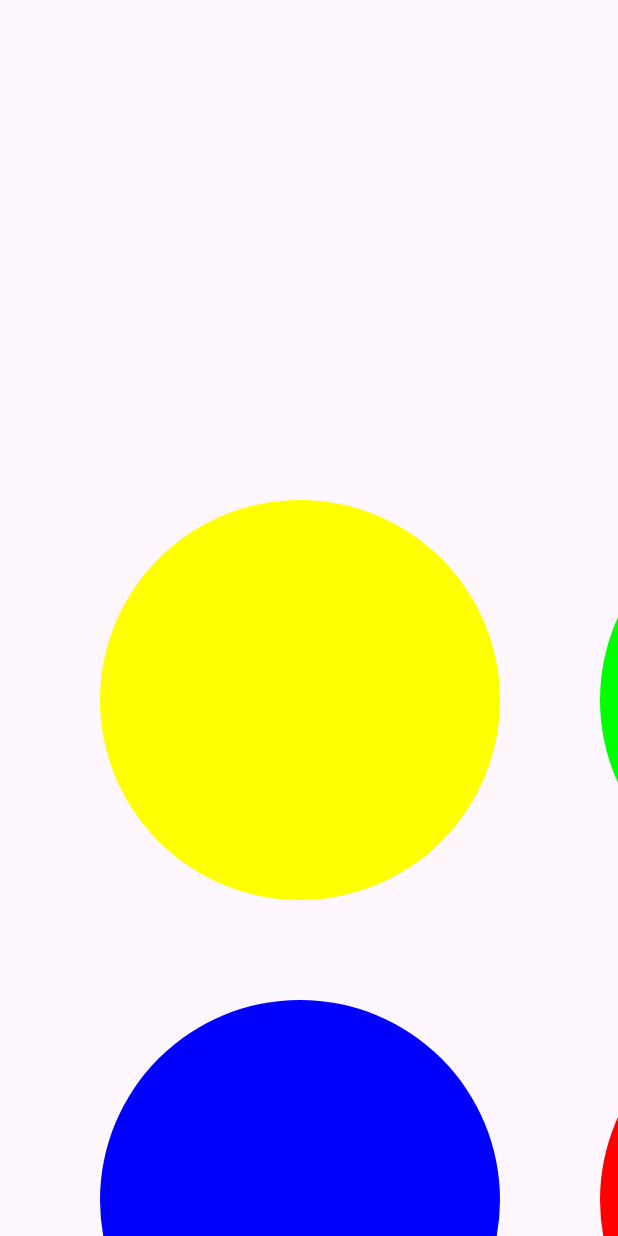
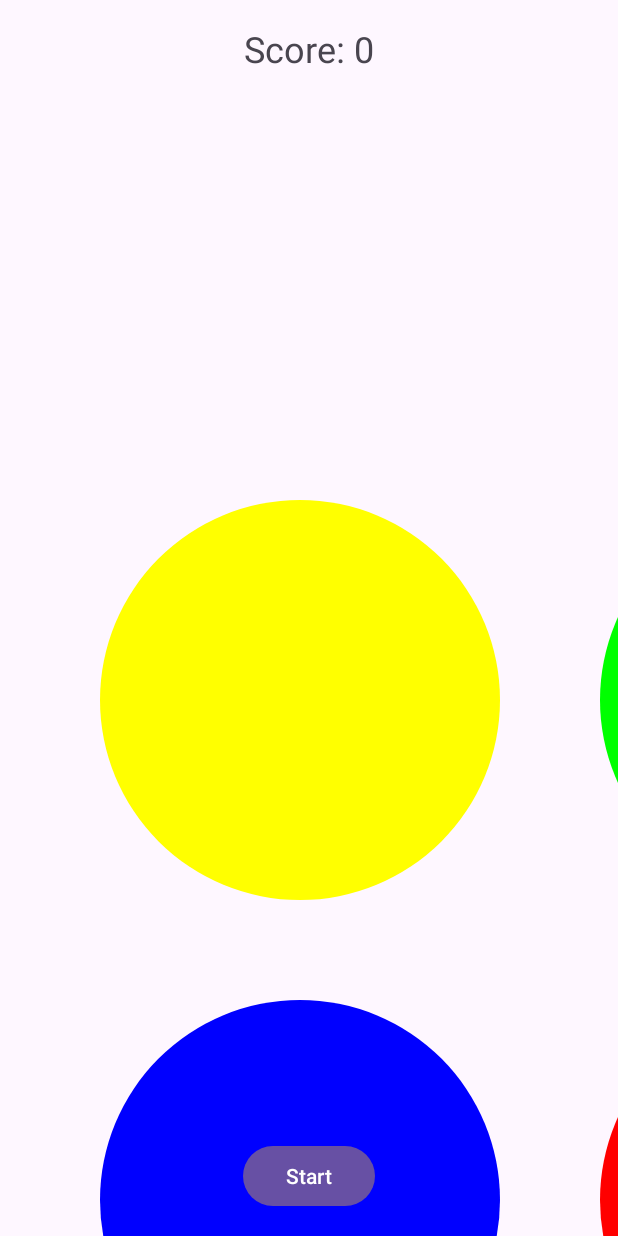
Before and after one commit to RemyGSP/SimonSays, an Android app: the screen it shows after launch (MainActivity), on a phone screen of 412 x 824 dp. Run offline under Robolectric (Android 15) with nearby library versions, the light colour scheme and no system bars.

Commit message:
Simon-Working

```diff
--- a/app/src/main/java/com/guillem/simonsays/MainActivity.kt
+++ b/app/src/main/java/com/guillem/simonsays/MainActivity.kt
@@ -9,6 +9,8 @@ import android.util.AttributeSet
 import android.util.Log
 import android.view.MotionEvent
 import android.view.View
+import android.widget.Button
+import android.widget.TextView
 import androidx.appcompat.app.AppCompatActivity
 import androidx.lifecycle.lifecycleScope
 import kotlinx.coroutines.delay
@@ -22,6 +24,8 @@ class MainActivity : AppCompatActivity(), SimonSaysView.CircleClickListener {
     private var currentSequenceLength: Int = 0
     private val soundIds = IntArray(4)
     private lateinit var simonSaysView: SimonSaysView
+    private var score: Int = 0
+    private lateinit var scoreTextView: TextView
 
     override fun onCreate(savedInstanceState: Bundle?) {
         super.onCreate(savedInstanceState)
@@ -38,9 +42,15 @@ class MainActivity : AppCompatActivity(), SimonSaysView.CircleClickListener {
         simonSaysView = findViewById(R.id.simonSaysView)
         simonSaysView.setOnCircleClickListener(this)
 
-        playSequence()
+        scoreTextView = findViewById(R.id.scoreTextView)
+        updateScoreDisplay()
+
+        // Set up the start button click listener
+        val startButton: Button = findViewById(R.id.startButton)
+        startButton.setOnClickListener {
+            startGameSequence()
+        }
     }
-
 
     private fun startGameSequence() {
         gameSequence.clear()
@@ -61,6 +71,7 @@ class MainActivity : AppCompatActivity(), SimonSaysView.CircleClickListener {
         lifecycleScope.launch {
             repeat(currentSequenceLength) {
                 val buttonToLightUp = gameSequence[currentIndex]
+                Log.d("Sequence", gameSequence[currentIndex].toString())
                 simonSaysView.lightUpCircle(buttonToLightUp)
                 soundPool.play(soundIds[buttonToLightUp], 1.0f, 1.0f, 1, 0, 1.0f)
                 currentIndex++
@@ -76,12 +87,16 @@ class MainActivity : AppCompatActivity(), SimonSaysView.CircleClickListener {
                 playerSequence.clear()
                 addNewItemToSequence() // Add a new item to the sequence
                 playSequence()
+                score += 10 // Increase score on successful sequence completion
+                updateScoreDisplay()
             } else {
                 // Game Over
                 playerSequence.clear()
                 gameSequence.clear()
                 currentSequenceLength = 1 // Reset sequence length
                 startGameSequence() // Start a new game
+                score = 0 // Reset score
+                updateScoreDisplay()
             }
         }
     }
@@ -91,6 +106,9 @@ class MainActivity : AppCompatActivity(), SimonSaysView.CircleClickListener {
         gameSequence.add(newItem)
     }
 
+    private fun updateScoreDisplay() {
+        scoreTextView.text = "Score: $score"
+    }
 
     private fun stopSequence() {
         playerSequence.clear()
--- a/app/src/main/java/com/guillem/simonsays/SimonSaysView.kt
+++ b/app/src/main/java/com/guillem/simonsays/SimonSaysView.kt
@@ -76,4 +76,9 @@ class SimonSaysView(context: Context, attrs: AttributeSet) : View(context, attrs
     interface CircleClickListener {
         fun onCircleClicked(color: Int)
     }
+
+    fun clearLitCircle() {
+        highlightedCircleIndex = -1
+        invalidate()
+    }
 }
--- a/app/src/main/res/layout/activity_main.xml
+++ b/app/src/main/res/layout/activity_main.xml
@@ -1,17 +1,32 @@
-<LinearLayout xmlns:android="http://schemas.android.com/apk/res/android"
+<RelativeLayout xmlns:android="http://schemas.android.com/apk/res/android"
     xmlns:app="http://schemas.android.com/apk/res-auto"
+    xmlns:tools="http://schemas.android.com/tools"
     android:layout_width="match_parent"
     android:layout_height="match_parent"
-    android:orientation="vertical">
-
-    <!-- Other views or layouts can be added here -->
+    tools:context=".MainActivity">
 
     <com.guillem.simonsays.SimonSaysView
         android:id="@+id/simonSaysView"
         android:layout_width="match_parent"
-        android:layout_height="0dp"
-        android:layout_weight="1" />
+        android:layout_height="match_parent" />
 
-    <!-- Other views or layouts can be added here -->
+    <TextView
+        android:id="@+id/scoreTextView"
+        android:layout_width="wrap_content"
+        android:layout_height="wrap_content"
+        android:layout_centerHorizontal="true"
+        android:layout_alignParentTop="true"
+        android:layout_marginTop="16dp"
+        android:text="Score: 0"
+        android:textSize="24sp"/>
 
-</LinearLayout>
+    <Button
+        android:id="@+id/startButton"
+        android:layout_width="wrap_content"
+        android:layout_height="wrap_content"
+        android:layout_centerHorizontal="true"
+        android:layout_alignParentBottom="true"
+        android:layout_marginBottom="16dp"
+        android:text="Start"/>
+
+</RelativeLayout>
```
